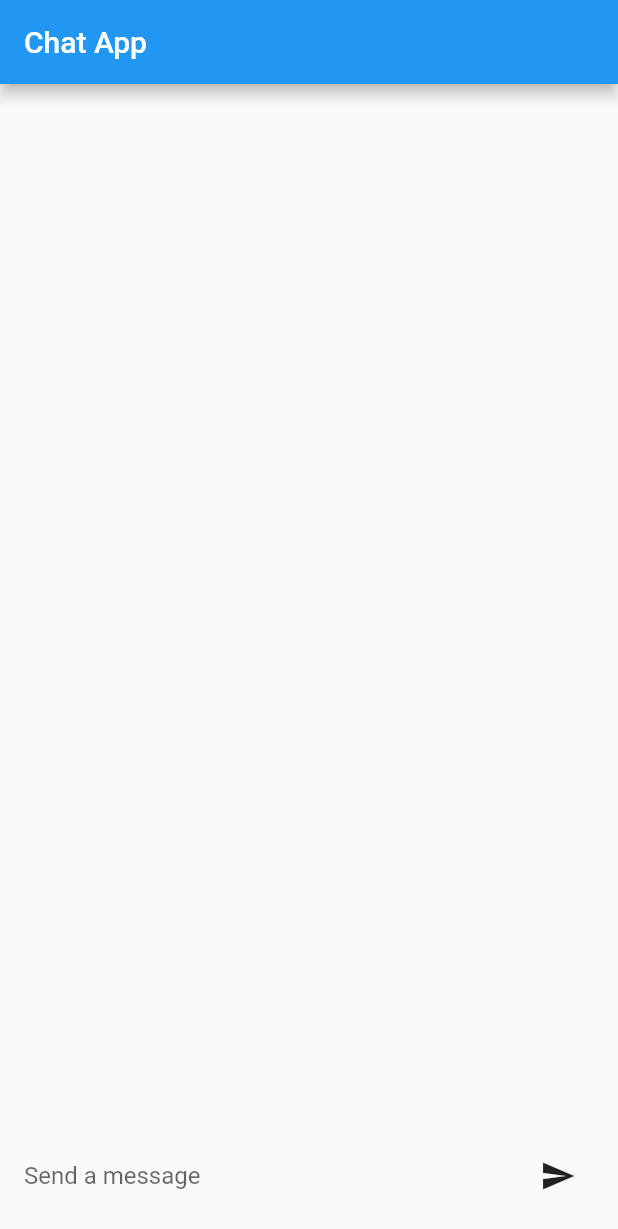
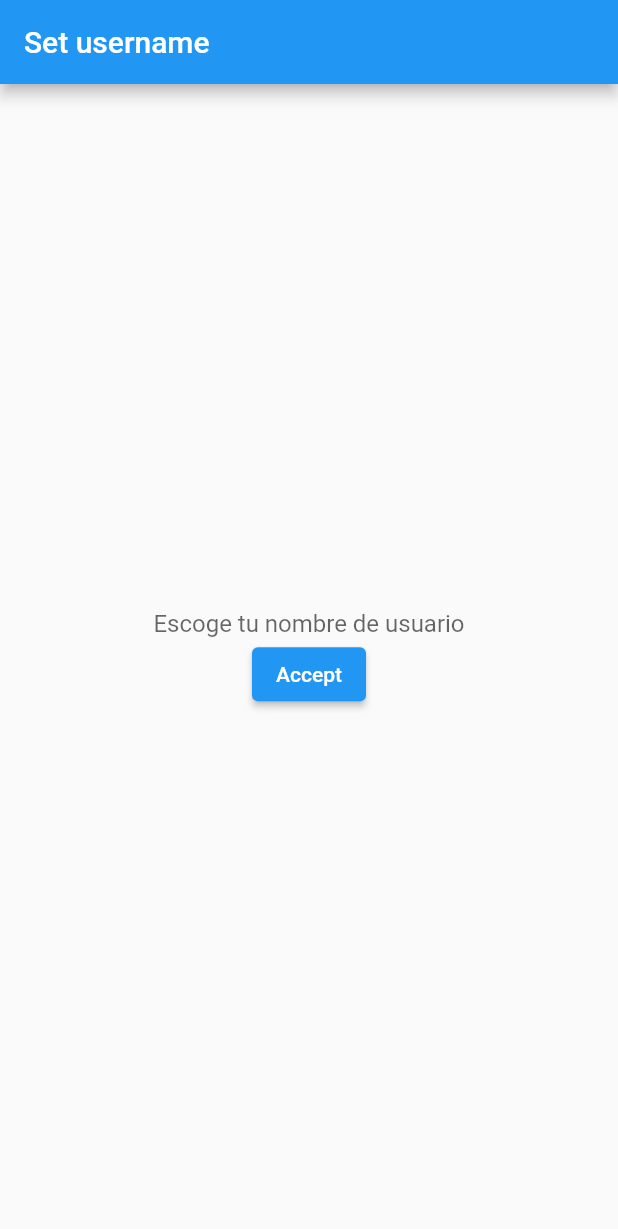
Before and after one commit to andogoiko/FlutterLiveChat, a Flutter app: the screen it shows after launch, on a phone screen of 412 x 824 dp. Shown: the top 1229 px of the screen. Run offline on Flutter 3.47's test engine with Material 2 defaults, Android fonts, the phone set to English and light mode, and no system bars.

Commit message:
funcionalidad cunpletat

```diff
--- a/lib/main.dart
+++ b/lib/main.dart
@@ -3,51 +3,146 @@ import 'dart:io';
 
 import 'package:flutter/material.dart';
 import 'package:web_socket_channel/io.dart';
+import 'classes/message.dart';
 
 void main() => runApp(ChatApp());
 
 class ChatApp extends StatefulWidget {
+  final TextEditingController _textController = TextEditingController();
+
   @override
   _ChatAppState createState() => _ChatAppState();
 }
 
 class _ChatAppState extends State<ChatApp> {
+  String _username = '';
+
+  void _setUsername(String username) {
+    setState(() {
+      _username = username;
+    });
+  }
+
+  @override
+  Widget build(BuildContext context) {
+    if (_username.isEmpty) {
+      return MaterialApp(
+        title: 'Set username',
+        home: Scaffold(
+          appBar: AppBar(
+            title: Text('Set username'),
+          ),
+          body: Center(
+            child: Column(
+              mainAxisAlignment: MainAxisAlignment.center,
+              children: [
+                Container(
+                  alignment: Alignment.center,
+                  child: TextField(
+                    textAlign: TextAlign.center,
+                    controller: widget._textController,
+                    decoration:
+                        InputDecoration.collapsed(hintText: 'Escoge tu nombre de usuario'),
+                  ),
+                ),
+                ElevatedButton(
+                  onPressed: () {
+                    _setUsername(widget._textController.text);
+                    Navigator.pushReplacement(
+                      context,
+                      MaterialPageRoute(
+                        builder: (context) => ChatWindow(username: _username),
+                      ),
+                    );
+                  },
+                  child: Text('Accept'),
+                ),
+              ],
+            ),
+          ),
+        ),
+      );
+    }
+
+    return MaterialApp(
+      title: 'Chat Window',
+      home: ChatWindow(username: _username),
+    );
+  }
+}
+
+class ChatWindow extends StatefulWidget {
+  final String username;
+
   final TextEditingController _textController = TextEditingController();
-  final List<String> _messages = [];
+  final List<Message> _messages = [];
   final IOWebSocketChannel _channel =
       IOWebSocketChannel.connect('ws://10.0.2.2:6666/ws');
 
+  ChatWindow({
+    required this.username,
+  });
+
   @override
-  void dispose() {
-    _channel.sink.close();
-    super.dispose();
+  _ChatWindowState createState() => _ChatWindowState();
 }
 
+class _ChatWindowState extends State<ChatWindow> {
   void _sendMessage() {
-    if (_textController.text.isNotEmpty) {
-      _channel.sink.add(jsonEncode({'message': _textController.text}));
-      _textController.clear();
+    if (widget._textController.text.isNotEmpty) {
+      final message =
+          Message(widget._textController.text, 'John', DateTime.now());
+      Map<String, dynamic> data = message.toJson();
+      widget._channel.sink.add(jsonEncode(data));
+      widget._textController.clear();
     }
   }
 
   @override
+  void initState() {
+    super.initState();
+
+    widget._channel.stream.listen(
+      (data) {
+        final Map<String, dynamic> json = jsonDecode(data);
+        final Message message = Message.fromJson(json);
+        setState(() {
+          widget._messages.add(message);
+        });
+      },
+      onError: (error) {
+        print('Error: $error');
+      },
+      onDone: () {
+        print('Conexión perdida');
+      },
+      cancelOnError: false,
+    );
+  }
+
+  @override
+  void dispose() {
+    widget._channel.sink.close();
+    widget._textController.dispose();
+    super.dispose();
+  }
+
+  @override
   Widget build(BuildContext context) {
-    return MaterialApp(
-      title: 'Chat App',
-      home: Scaffold(
+    return Scaffold(
       appBar: AppBar(
-          title: Text('Chat App'),
+        title: Text('Mensajería Palomino'),
       ),
       body: Column(
         mainAxisAlignment: MainAxisAlignment.spaceBetween,
         children: <Widget>[
           Flexible(
             child: ListView.builder(
-                itemCount: _messages.length,
+              itemCount: widget._messages.length,
               itemBuilder: (BuildContext context, int index) {
                 return Padding(
                   padding: const EdgeInsets.all(8.0),
-                    child: Text(_messages[index]),
+                  child: Text(widget.username + ": " + widget._messages[index].mensaje),
                 );
               },
             ),
@@ -58,9 +153,9 @@ class _ChatAppState extends State<ChatApp> {
               children: <Widget>[
                 Flexible(
                   child: TextField(
-                      controller: _textController,
+                    controller: widget._textController,
                     decoration:
-                          InputDecoration.collapsed(hintText: 'Send a message'),
+                        InputDecoration.collapsed(hintText: 'Envía un mensaje'),
                   ),
                 ),
                 IconButton(
@@ -72,28 +167,6 @@ class _ChatAppState extends State<ChatApp> {
           ),
         ],
       ),
-      ),
-    );
-  }
-
-  @override
-  void initState() {
-    super.initState();
-
-    _channel.stream.listen(
-      (data) {
-        final decoded = jsonDecode(data);
-        final message = decoded['message'];
-        setState(() {
-          _messages.add(message);
-        });
-      },
-      onError: (error) {
-        print('Error: $error');
-      },
-      onDone: () {
-        print('Connection closed');
-      },
     );
   }
 }
--- a/lib/server.dart
+++ b/lib/server.dart
@@ -1,5 +1,7 @@
 import 'dart:convert';
 import 'dart:io';
+
+import 'classes/message.dart';
 
 void main() => server().start();
 
@@ -19,10 +21,11 @@ class server {
 
           webSocket.listen(
             (data) {
-              final message = data;
+              final Map<String, dynamic> json = jsonDecode(data);
+              final Message message = Message.fromJson(json);
               print(
-                  'El cliente (${request.connectionInfo!.remoteAddress.address}:${request.connectionInfo!.remotePort}) ha enviado el siguiente mensaje: $message');
-              _broadcast('$message\n', webSocket);
+                  'El cliente (${request.connectionInfo!.remoteAddress.address}:${request.connectionInfo!.remotePort}) ha enviado el siguiente mensaje: ${message.mensaje}');
+              _broadcast(message, webSocket);
             },
             onDone: () {
               print(
@@ -43,11 +46,11 @@ class server {
     }
   }
 
-  void _broadcast(String message, [WebSocket? exclude]) {
+  void _broadcast(Message message, [WebSocket? exclude]) {
     for (var client in lClientes) {
-      if (client != exclude) {
-        client.add(utf8.encode(message));
-      }
+      //if (client != exclude) { // quitanto esto le mandamos a todos el mensaje, al que lo envió incluído, dejamos esto para futuras confirmaciones de mensaje enviado
+      client.add(jsonEncode(message.toJson()));
+      //}
     }
   }
 }
```
Also changed, not shown: lib/classes/message.dart (added, +28 -0 lines). Lines whose indentation alone changed are shown as unchanged.
